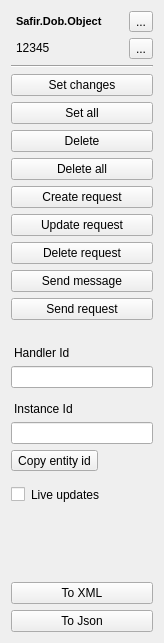
The window that src/util/sate/src/operationswidget.ui (SafirSDK/safir-sdk-core) describes before a commit, drawn with Qt 5.
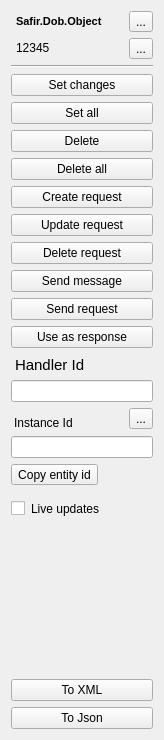
The same window after the commit.

```diff
--- a/src/util/sate/src/operationswidget.ui
+++ b/src/util/sate/src/operationswidget.ui
@@ -7,7 +7,7 @@
     <x>0</x>
     <y>0</y>
     <width>164</width>
-    <height>643</height>
+    <height>740</height>
    </rect>
   </property>
   <property name="windowTitle">
@@ -181,10 +181,25 @@
      </property>
     </widget>
    </item>
+   <item>
+    <widget class="QPushButton" name="setResponseBtn">
+     <property name="toolTip">
+      <string>&lt;html&gt;&lt;head/&gt;&lt;body&gt;&lt;p&gt;Use this as response to create, update, delete and service requests.&lt;/p&gt;&lt;/body&gt;&lt;/html&gt;</string>
+     </property>
+     <property name="text">
+      <string>Use as response</string>
+     </property>
+    </widget>
+   </item>
    <item>
     <widget class="QLabel" name="idLabel">
+     <property name="font">
+      <font>
+       <pointsize>11</pointsize>
+      </font>
+     </property>
      <property name="styleSheet">
-      <string notr="true">margin-top: 20px;</string>
+      <string notr="true">margin-top: 2px;</string>
      </property>
      <property name="text">
       <string>Handler Id</string>
@@ -198,6 +213,11 @@
     <widget class="QLineEdit" name="idEdit"/>
    </item>
    <item>
+    <layout class="QHBoxLayout" name="horizontalLayout_3">
+     <property name="spacing">
+      <number>6</number>
+     </property>
+     <item>
     <widget class="QLabel" name="instanceLabel">
      <property name="styleSheet">
       <string notr="true">margin-top: 8px;</string>
@@ -206,6 +226,18 @@
       <string>Instance Id</string>
      </property>
     </widget>
+     </item>
+     <item>
+      <widget class="QToolButton" name="randomInstanceBtn">
+       <property name="toolTip">
+        <string>Generate random</string>
+       </property>
+       <property name="text">
+        <string>...</string>
+       </property>
+      </widget>
+     </item>
+    </layout>
    </item>
    <item>
     <widget class="QLineEdit" name="instanceEdit"/>
```
Lines whose indentation alone changed are shown as unchanged.
